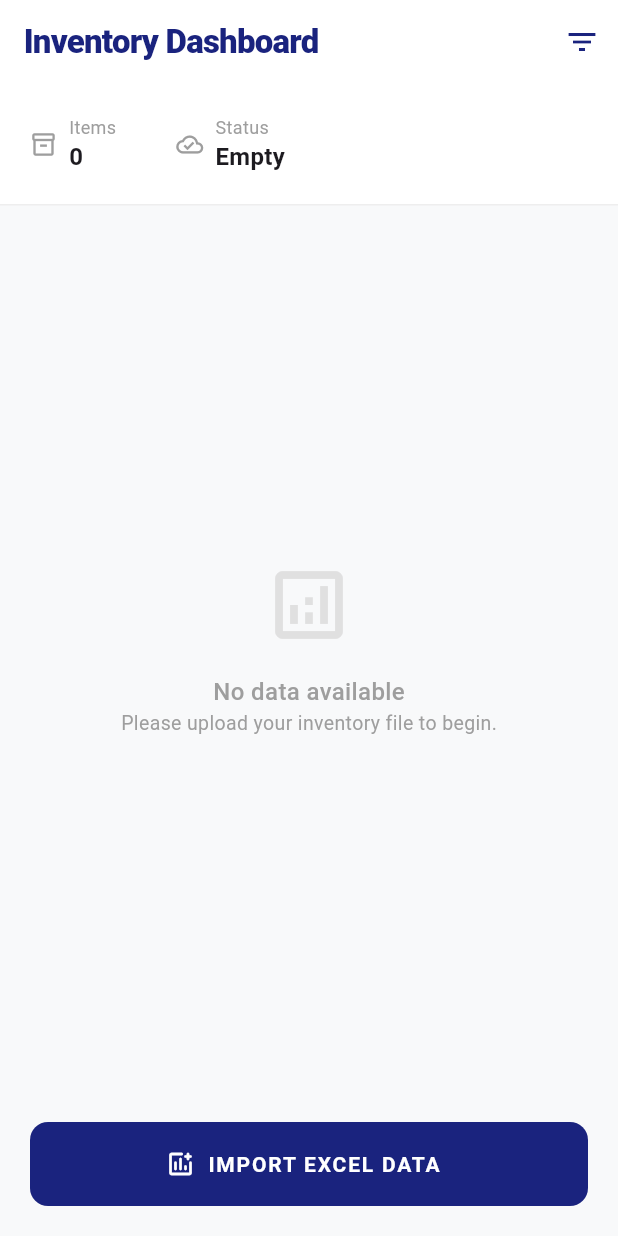
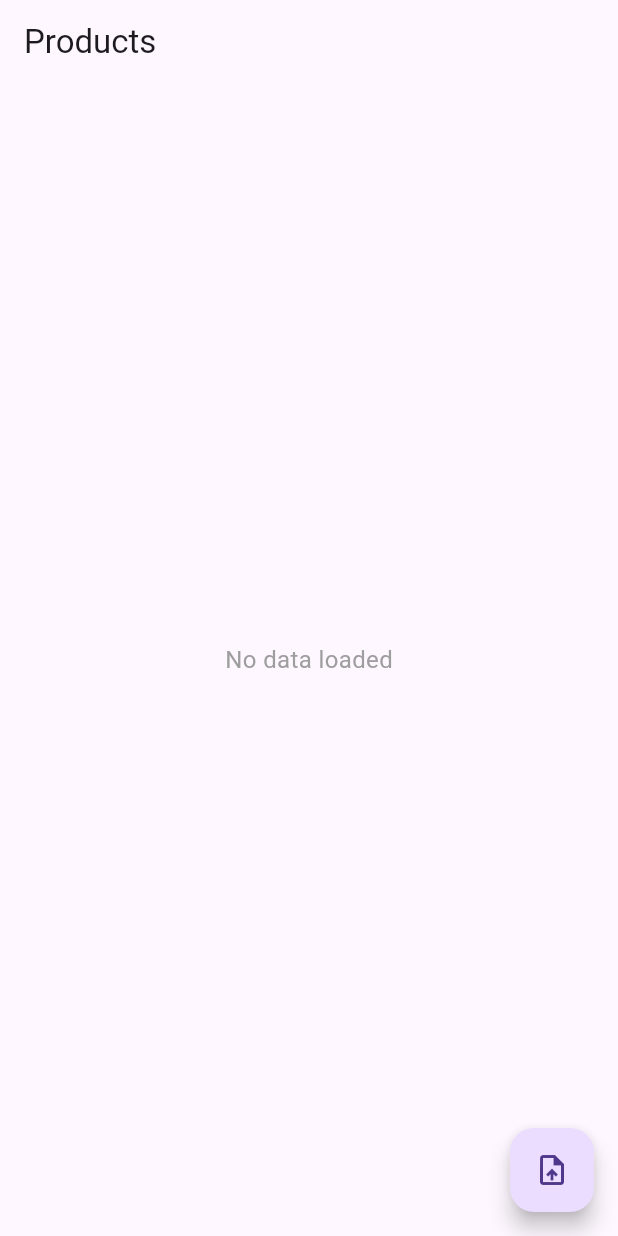
Before and after one commit to MohammedBazhair/excercises_apps, a Flutter app: the screen it shows after launch, on a phone screen of 412 x 824 dp. Run offline on Flutter 3.47's test engine with Material 3 defaults, Android fonts, the phone set to English and light mode, and no system bars; our stand-ins replace file_picker; missing offline and left inert: excel.

Commit message:
Add permission handling for external storage access and improve Excel file operations

```diff
--- a/lib/excel_product_page.dart
+++ b/lib/excel_product_page.dart
@@ -1,11 +1,11 @@
-// ignore_for_file: deprecated_member_use
-
 import 'dart:io';
 
-import 'package:excel/excel.dart' as e;
+import 'package:excel/excel.dart';
+import 'package:flutter/foundation.dart';
 import 'package:flutter/material.dart';
 import 'package:test_off/main.dart';
 
+/// صفحة عرض المنتجات المقروءة من Excel
 class ExcelProductsPage extends StatefulWidget {
   const ExcelProductsPage({super.key});
 
@@ -14,37 +14,105 @@ class ExcelProductsPage extends StatefulWidget {
 }
 
 class _ExcelProductsPageState extends State<ExcelProductsPage> {
+  /// القائمة النهائية للمنتجات
   List<Product> _products = [];
 
+  /// مؤشر تحميل بسيط للواجهة
+  bool _isLoading = false;
+
+  /// تحميل ملف Excel وقراءته
   Future<void> loadExcel() async {
-    final file = await pickExcelFile();
-    if (file == null) return;
+    try {
+      // اختيار ملف Excel من الجهاز
+      final filePath = await pickExcelFile();
+      if (filePath == null) return;
 
-    final result = await readProductsFromExcel(file);
+      setState(() {
+        _isLoading = true;
+      });
 
-    setState(() {
+      // قراءة المنتجات من الملف
+      final result = readProductsFromExcel(filePath);
+
       _products = result;
-    });
+    } catch (e) {
+      // في المشاريع الحقيقية يفضل logging framework
+      print(e);
+    } finally {
+      setState(() {
+        _isLoading = false;
+      });
+    }
   }
 
-  Future<List<Product>> readProductsFromExcel(File file) async {
+  /// إنشاء ملف Excel جديد وحفظه في مجلد يختاره المستخدم
+  Future<void> saveExcel() async {
+    // إنشاء ملف Excel فارغ
+    final Excel excel = Excel.createExcel();
+
+    // الحصول على أول Sheet (يتم إنشاؤه تلقائيًا)
+    final sheet = excel.sheets.values.first;
+
+    // دعم الاتجاه من اليمين لليسار (للعربية)
+    sheet.isRTL = true;
+
+    // الصفوف (Headers + Data)
+    final row0 = [TextCellValue('Product Name'), TextCellValue('Price')];
+
+    final row1 = [TextCellValue('Laptop Dell'), DoubleCellValue(1500)];
+
+    final row2 = [TextCellValue('Mouse'), DoubleCellValue(50)];
+
+    // إضافة الصفوف إلى الشيت
+    excel.appendRow(sheet.sheetName, row0);
+    excel.appendRow(sheet.sheetName, row1);
+    excel.appendRow(sheet.sheetName, row2);
+
+    // تحويل ملف Excel إلى bytes
+    final fileBytes = excel.save(fileName: 'FlutterExcel.xlsx');
+    if (fileBytes == null) return;
+
+    // اختيار مجلد الحفظ
+    final path = await pickOutputFolder();
+    if (path == null) return;
+
+    // المسار النهائي للملف
+    final pathFile = '$path/test.xlsx';
+
+    // كتابة الملف فعليًا على القرص
+    final file = File(pathFile);
+    await file.writeAsBytes(fileBytes);
+  }
+
+  /// قراءة المنتجات من ملف Excel وتحويلها إلى List<Product>
+  List<Product> readProductsFromExcel(String path) {
     try {
-      final bytes = await file.readAsBytes();
+      // قراءة الملف كـ bytes
+      final File file = File(path);
+      final Uint8List bytes = file.readAsBytesSync();
 
-      final excel = e.Excel.decodeBytes(bytes);
+      // فك ترميز ملف Excel
+      final Excel excel = Excel.decodeBytes(bytes);
 
-      final sheet = excel.tables.values.first;
+      // افتراض أن أول Sheet يحتوي على البيانات
+      final Sheet productsSheet = excel.tables.values.first;
+
       final List<Product> products = [];
 
-      for (int i = 1; i < sheet.rows.length; i++) {
-        final row = sheet.rows[i];
-        final name = row[0]?.value.toString() ?? '';
+      // بدء القراءة من الصف الثاني (تجاوز العناوين)
+      for (int i = 1; i < productsSheet.rows.length; i++) {
+        final row = productsSheet.rows[i];
+
+        final name = row[0]?.value.toString() ?? 'without name';
+
         final price = double.tryParse(row[1]?.value.toString() ?? '0') ?? 0;
 
-        final product = Product(name: name, price: price);
-        products.add(product);
+        products.add(Product(name: name, price: price));
+
+        // لأغراض التتبع أثناء التطوير
+        print(i);
       }
-      print(products);
+
       return products;
     } catch (e, st) {
       print(e);
@@ -55,209 +123,66 @@ class _ExcelProductsPageState extends State<ExcelProductsPage> {
 
   @override
   Widget build(BuildContext context) {
-    // Enterprise color palette
-    const primaryNavy = Color(0xFF1A237E);
-    const accentBlue = Color(0xFF3949AB);
-    const backgroundGray = Color(0xFFF8F9FA);
-
     return Scaffold(
-      backgroundColor: backgroundGray,
       appBar: AppBar(
-        elevation: 0,
-        backgroundColor: Colors.white,
-        centerTitle:
-            false, // Apps like Stripe/Amazon often use left-aligned titles
-        title: const Text(
-          'Inventory Dashboard',
-          style: TextStyle(
-            color: primaryNavy,
-            fontWeight: FontWeight.w800,
-            fontSize: 22,
-            letterSpacing: -0.5,
-          ),
-        ),
+        title: const Text('Products'),
         actions: [
-          IconButton(
-            icon: const Icon(Icons.filter_list, color: primaryNavy),
-            onPressed: () {},
-          ),
-        ],
-      ),
-      body: SafeArea(
-        child: Column(
-          children: [
-            // Header Stats Section - Gives a professional "Enterprise" feel
-            Container(
-              width: double.infinity,
-              padding: const EdgeInsets.all(20),
-              decoration: BoxDecoration(
-                color: Colors.white,
-                border: Border(bottom: BorderSide(color: Colors.grey.shade200)),
-              ),
-              child: Row(
-                children: [
-                  _buildQuickStat(
-                    'Items',
-                    _products.length.toString(),
-                    Icons.inventory_2_outlined,
-                  ),
-                  const SizedBox(width: 40),
-                  _buildQuickStat(
-                    'Status',
-                    _products.isEmpty ? 'Empty' : 'Syncing',
-                    Icons.cloud_done_outlined,
-                  ),
-                ],
-              ),
-            ),
-
-            Expanded(
-              child: _products.isEmpty
-                  ? _buildEmptyState()
-                  : ListView.builder(
-                      padding: const EdgeInsets.symmetric(
-                        horizontal: 16,
-                        vertical: 20,
-                      ),
-                      itemCount: _products.length,
-                      itemBuilder: (context, index) {
-                        final product = _products[index];
-                        return Container(
-                          margin: const EdgeInsets.only(bottom: 12),
-                          decoration: BoxDecoration(
-                            color: Colors.white,
-                            borderRadius: BorderRadius.circular(12),
-                            boxShadow: [
-                              BoxShadow(
-                                color: Colors.black.withOpacity(0.03),
-                                blurRadius: 10,
-                                offset: const Offset(0, 4),
-                              ),
-                            ],
-                          ),
-                          child: ListTile(
-                            contentPadding: const EdgeInsets.symmetric(
-                              horizontal: 15,
-                            ),
-                            leading: Container(
-                              width: 48,
-                              height: 48,
-                              decoration: BoxDecoration(
-                                color: accentBlue.withOpacity(0.1),
-                                borderRadius: BorderRadius.circular(8),
-                              ),
-                              child: Center(
-                                child: Text(
-                                  product.name[0].toUpperCase(),
-                                  style: const TextStyle(
-                                    color: accentBlue,
-                                    fontWeight: FontWeight.bold,
-                                    fontSize: 18,
-                                  ),
-                                ),
-                              ),
-                            ),
-                            title: Text(
-                              product.name,
-                              style: const TextStyle(
-                                fontWeight: FontWeight.w600,
-                                fontSize: 16,
-                                color: primaryNavy,
-                              ),
-                            ),
-                            subtitle: Text('${index + 1}'),
-                            trailing: Text(
-                              '\$${product.price}',
-                              style: const TextStyle(
-                                fontWeight: FontWeight.w800,
-                                fontSize: 17,
-                                color: Colors.black,
-                              ),
-                            ),
-                          ),
-                        );
-                      },
-                    ),
-            ),
-
-            // Modern Action Button
-            Padding(
-              padding: const EdgeInsets.all(20),
-              child: SizedBox(
-                width: double.infinity,
-                height: 56,
-                child: ElevatedButton.icon(
-                  onPressed: loadExcel,
-                  icon: const Icon(Icons.add_chart_rounded, size: 20),
-                  label: const Text(
-                    'IMPORT EXCEL DATA',
-                    style: TextStyle(
-                      fontSize: 14,
-                      fontWeight: FontWeight.w700,
-                      letterSpacing: 1.2,
-                    ),
-                  ),
-                  style: ElevatedButton.styleFrom(
-                    backgroundColor: primaryNavy,
-                    foregroundColor: Colors.white,
-                    elevation: 0,
-                    shape: RoundedRectangleBorder(
-                      borderRadius: BorderRadius.circular(12),
-                    ),
-                  ),
+          // مؤشر تحميل بسيط في شريط التطبيق
+          if (_isLoading)
+            const Padding(
+              padding: EdgeInsets.symmetric(horizontal: 16),
+              child: Center(
+                child: SizedBox(
+                  width: 18,
+                  height: 18,
+                  child: CircularProgressIndicator(strokeWidth: 2),
                 ),
               ),
             ),
-          ],
-        ),
+        ],
       ),
-    );
-  }
 
-  // Helper Widget for Stats
-  Widget _buildQuickStat(String label, String value, IconData icon) {
-    return Row(
-      children: [
-        Icon(icon, size: 18, color: Colors.grey),
-        const SizedBox(width: 8),
-        Column(
-          crossAxisAlignment: CrossAxisAlignment.start,
-          children: [
-            Text(
-              label,
-              style: const TextStyle(color: Colors.grey, fontSize: 12),
+      // عرض رسالة في حال عدم وجود بيانات
+      body: _products.isEmpty
+          ? const Center(
+              child: Text(
+                'No data loaded',
+                style: TextStyle(fontSize: 16, color: Colors.grey),
+              ),
+            )
+          : ListView.builder(
+              itemCount: _products.length,
+              itemBuilder: (context, index) {
+                final product = _products[index];
+
+                return ListTile(
+                  dense: true,
+                  leading: CircleAvatar(
+                    radius: 18,
+                    child: Text(
+                      product.name.isNotEmpty
+                          ? product.name[0].toUpperCase()
+                          : '?',
+                    ),
+                  ),
+                  title: Text(
+                    product.name,
+                    maxLines: 1,
+                    overflow: TextOverflow.ellipsis,
+                  ),
+                  subtitle: Text('Item ${index + 1}'),
+                  trailing: Text(
+                    '\$${product.price}',
+                    style: const TextStyle(fontWeight: FontWeight.bold),
+                  ),
+                );
+              },
             ),
-            Text(
-              value,
-              style: const TextStyle(fontWeight: FontWeight.bold, fontSize: 16),
-            ),
-          ],
-        ),
-      ],
-    );
-  }
 
-  // Helper Widget for Empty State
-  Widget _buildEmptyState() {
-    return Center(
-      child: Column(
-        mainAxisAlignment: MainAxisAlignment.center,
-        children: [
-          Icon(Icons.analytics_outlined, size: 60, color: Colors.grey.shade300),
-          const SizedBox(height: 16),
-          const Text(
-            'No data available',
-            style: TextStyle(
-              color: Colors.grey,
-              fontSize: 16,
-              fontWeight: FontWeight.w500,
-            ),
-          ),
-          const Text(
-            'Please upload your inventory file to begin.',
-            style: TextStyle(color: Colors.grey, fontSize: 13),
-          ),
-        ],
+      // زر حفظ ملف Excel
+      floatingActionButton: FloatingActionButton(
+        onPressed: () async => await saveExcel(),
+        child: const Icon(Icons.upload_file),
       ),
     );
   }
--- a/pubspec.yaml
+++ b/pubspec.yaml
@@ -11,6 +11,7 @@ dependencies:
     sdk: flutter
   file_picker: ^10.3.10
   excel: ^4.0.6
+  permission_handler: ^12.0.1
 
 dev_dependencies:
   flutter_test:
```
Also changed, not shown: lib/main.dart (+20 -10 lines), pubspec.lock, 3 other files.
